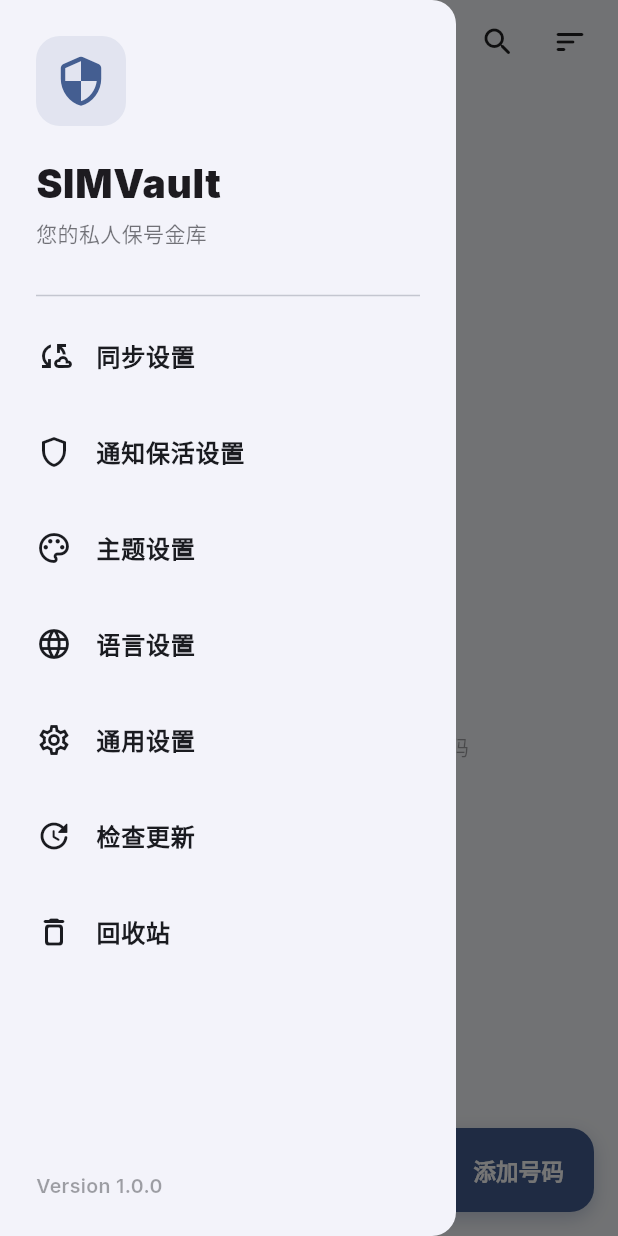
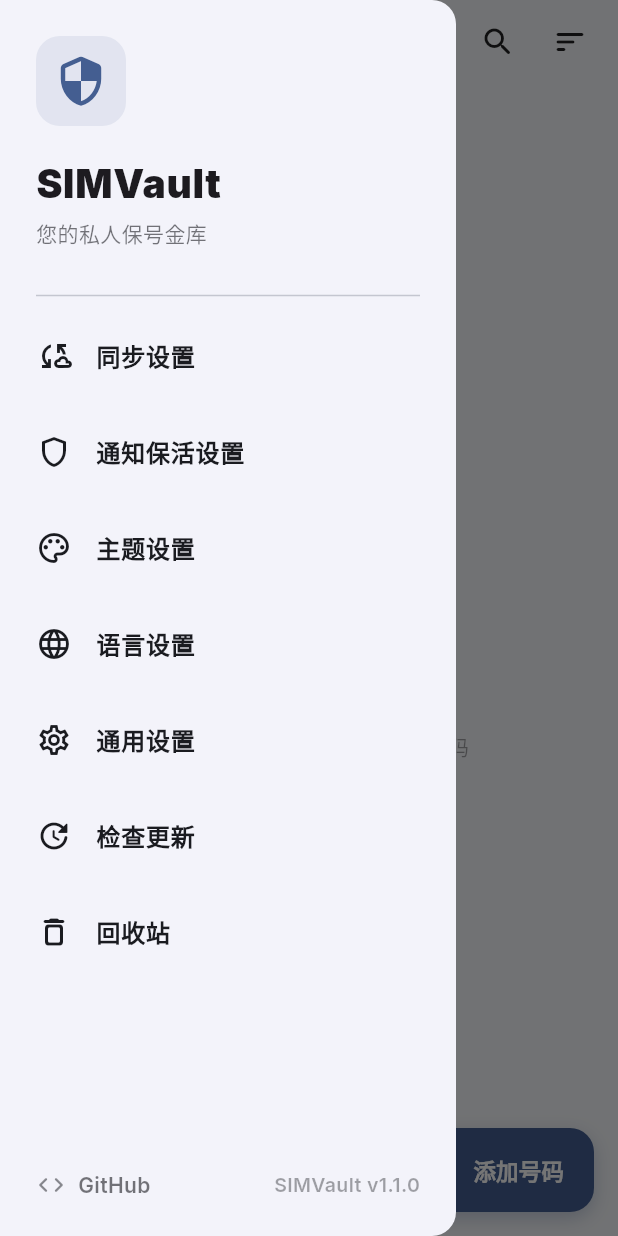
Before and after one commit to guiyuanyuanbao/SIMVault, a Flutter app: the screen it shows after launch, with the side drawer open, on a phone screen of 412 x 824 dp. Run offline on Flutter 3.47's test engine with Material 3 defaults, Android fonts, the phone set to English and light mode, and no system bars; our stand-ins replace country_picker, flutter_colorpicker, flutter_local_notifications, flutter_slidable, flutter_svg, flutter_timezone and 6 more; missing offline and left inert: flag, phone_numbers_parser; network calls fail.

Commit message:
feat: dynamic version in drawer with github link

```diff
--- a/lib/main.dart
+++ b/lib/main.dart
@@ -13,6 +13,8 @@
 import 'notification_manager.dart';
 import 'keep_alive_page.dart';
 import 'updater.dart';
+import 'package:package_info_plus/package_info_plus.dart';
+import 'package:url_launcher/url_launcher.dart';
 
 final SettingsManager globalSettings = SettingsManager();
 
@@ -132,14 +134,23 @@
   String _searchQuery = '';
   SortMode _sortMode = SortMode.expiration;
   Timer? _timer;
+  String _appVersion = '';
 
   void _onGlobalSettingsChanged() {
     if (mounted) setState(() {});
   }
 
+  Future<void> _loadAppVersion() async {
+    final info = await PackageInfo.fromPlatform();
+    setState(() {
+      _appVersion = 'v${info.version}';
+    });
+  }
+
   @override
   void initState() {
     super.initState();
+    _loadAppVersion();
     globalSettings.addListener(_onGlobalSettingsChanged);
     _timer = Timer.periodic(const Duration(minutes: 1), (timer) {
       setState(() {});
@@ -334,13 +345,41 @@
               },
             ),
             const Spacer(),
-            Padding(
-              padding: const EdgeInsets.all(24.0),
-              child: Text(
-                tr(context, 'version'),
-                style: TextStyle(color: Theme.of(context).colorScheme.onSurface.withValues(alpha: 0.4), fontSize: 13, fontWeight: FontWeight.w600),
+            InkWell(
+              onTap: () async {
+                final Uri url = Uri.parse('https://github.com/guiyuanyuanbao/SIMVault');
+                if (await canLaunchUrl(url)) {
+                  await launchUrl(url, mode: LaunchMode.externalApplication);
+                }
+              },
+              child: Padding(
+                padding: const EdgeInsets.symmetric(horizontal: 24.0, vertical: 16.0),
+                child: Row(
+                  children: [
+                    Icon(Icons.code_rounded, size: 20, color: Theme.of(context).colorScheme.onSurface.withValues(alpha: 0.5)),
+                    const SizedBox(width: 8),
+                    Text(
+                      'GitHub',
+                      style: TextStyle(
+                        color: Theme.of(context).colorScheme.onSurface.withValues(alpha: 0.6),
+                        fontSize: 14,
+                        fontWeight: FontWeight.w600,
+                      ),
+                    ),
+                    const Spacer(),
+                    Text(
+                      _appVersion.isEmpty ? 'SIMVault' : 'SIMVault $_appVersion',
+                      style: TextStyle(
+                        color: Theme.of(context).colorScheme.onSurface.withValues(alpha: 0.4),
+                        fontSize: 13,
+                        fontWeight: FontWeight.w600,
+                      ),
+                    ),
+                  ],
+                ),
               ),
-            )
+            ),
+            const SizedBox(height: 8),
           ],
         ),
       ),
--- a/pubspec.yaml
+++ b/pubspec.yaml
@@ -16,7 +16,7 @@
 # https://developer.apple.com/library/archive/documentation/General/Reference/InfoPlistKeyReference/Articles/CoreFoundationKeys.html
 # In Windows, build-name is used as the major, minor, and patch parts
 # of the product and file versions while build-number is used as the build suffix.
-version: 1.0.4+5
+version: 1.1.0+6
 
 environment:
   sdk: ^3.9.2
```
